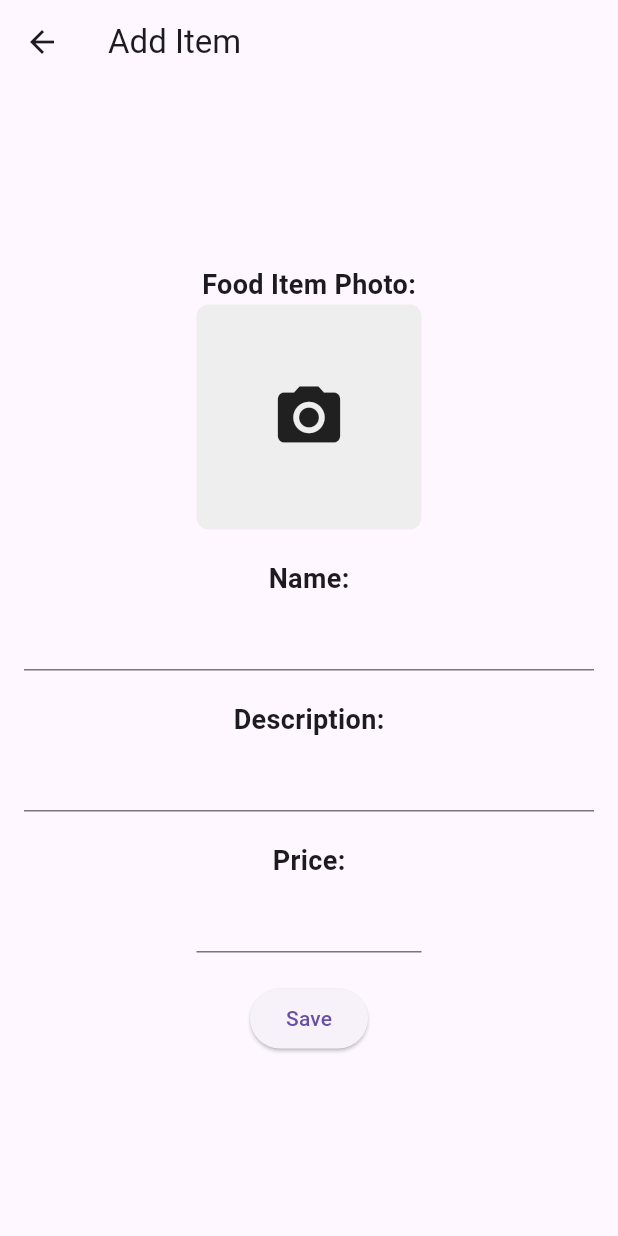
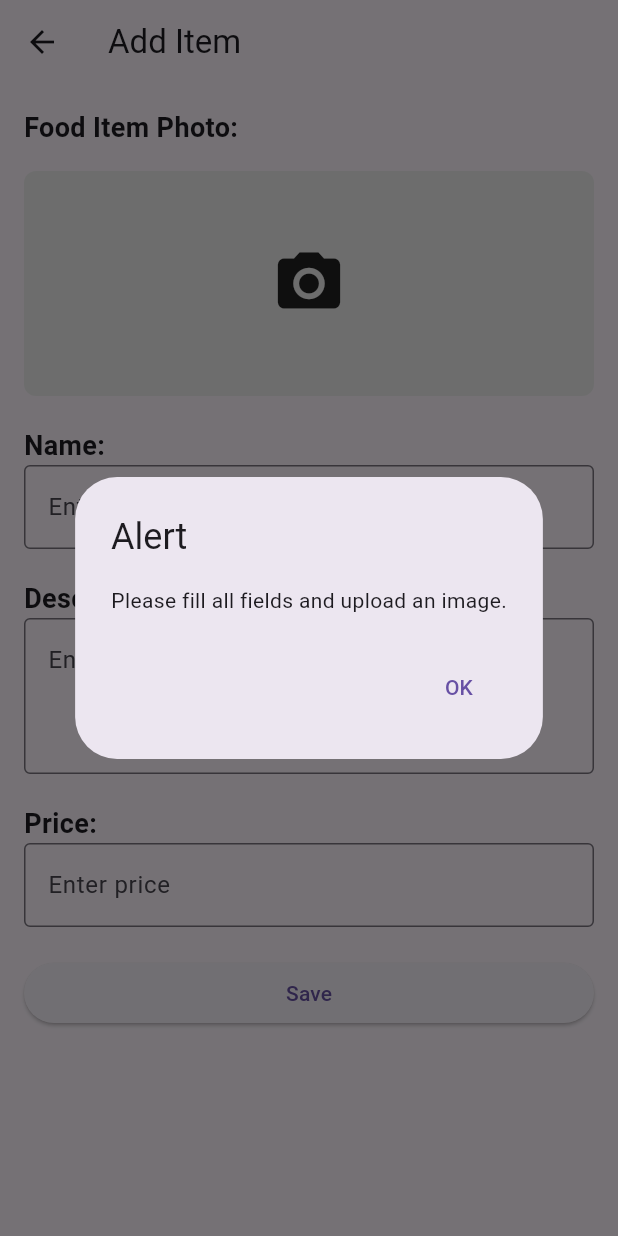
Before and after one commit to iNav-Labs/LunchX-Restaurant, a Flutter app: the AddItemScreen screen opened directly, after a tap on "Save", on a phone screen of 412 x 824 dp. Run offline on Flutter 3.47's test engine with Material 3 defaults, Android fonts, the phone set to English and light mode, and no system bars; our stand-ins replace cloud_firestore, firebase_auth, firebase_core, google_fonts, image_picker; accounts and stored records are empty.

Commit message:
changes made

```diff
--- a/lib/add_items.dart
+++ b/lib/add_items.dart
@@ -1,20 +1,23 @@
-// ignore_for_file: sized_box_for_whitespace
+// ignore_for_file: library_private_types_in_public_api
 
 import 'package:flutter/material.dart';
 import 'dart:io';
 import 'package:image_picker/image_picker.dart';
+import 'package:flutter/services.dart'; // Import this for TextInputFormatter
+import 'package:lunchx_canteen/menu_manager.dart';
 
 class AddItemScreen extends StatefulWidget {
   const AddItemScreen({super.key});
+
   @override
-  // ignore: library_private_types_in_public_api
   _AddItemScreenState createState() => _AddItemScreenState();
 }
 
-// DO NOT WORKING ABHI FILE PICKER - FIX IT !!
-
 class _AddItemScreenState extends State<AddItemScreen> {
   File? _image; // Variable to store the selected image file
+  final TextEditingController _nameController = TextEditingController();
+  final TextEditingController _descriptionController = TextEditingController();
+  final TextEditingController _priceController = TextEditingController();
 
   // Function to open the image picker
   Future<void> _pickImage() async {
@@ -29,37 +32,68 @@ class _AddItemScreenState extends State<AddItemScreen> {
     });
   }
 
-  // DO NOT WORKING ABHI FILE PICKER - FIX IT !!
+  // Function to validate if all fields are filled
+  bool _validateFields() {
+    if (_image == null ||
+        _nameController.text.isEmpty ||
+        _descriptionController.text.isEmpty ||
+        _priceController.text.isEmpty) {
+      return false;
+    }
+    return true;
+  }
+
+  // Function to show alert if fields are not filled
+  void _showAlertDialog(bool saved) {
+    String message = saved
+        ? 'Food item is saved!'
+        : 'Please fill all fields and upload an image.';
+    showDialog(
+      context: context,
+      builder: (context) => AlertDialog(
+        title: Text(saved ? 'Success' : 'Alert'),
+        content: Text(message),
+        actions: <Widget>[
+          TextButton(
+            onPressed: () {
+              Navigator.pop(context); // Close the dialog
+              if (saved) {
+                Navigator.pushReplacement(
+                  context,
+                  MaterialPageRoute(
+                      builder: (context) => const MenuManagerScreen()),
+                );
+              }
+            },
+            child: const Text('OK'),
+          ),
+        ],
+      ),
+    );
+  }
 
   @override
   Widget build(BuildContext context) {
     return Scaffold(
       appBar: AppBar(
+        title: const Text('Add Item'),
         leading: IconButton(
           icon: const Icon(Icons.arrow_back),
           onPressed: () {
             Navigator.pop(context);
           },
         ),
-        title: const Text('Add Item'),
-        actions: const [
-          // You can add more actions here if needed
-        ],
       ),
-      body: Center(
-        child: Padding(
+      body: SingleChildScrollView(
         padding: const EdgeInsets.all(16.0),
         child: Column(
-            crossAxisAlignment: CrossAxisAlignment.center,
-            mainAxisAlignment: MainAxisAlignment.center,
+          crossAxisAlignment: CrossAxisAlignment.stretch,
           children: [
-              // Your UI components for adding an item go here
-              // Your UI components for adding an item go here
             const Text(
               'Food Item Photo:',
               style: TextStyle(fontSize: 18.0, fontWeight: FontWeight.bold),
             ),
-              // File uploader goes here
+            const SizedBox(height: 16.0),
             GestureDetector(
               onTap: _pickImage,
               child: Container(
@@ -76,59 +110,62 @@ class _AddItemScreenState extends State<AddItemScreen> {
                     : Image.file(_image!, fit: BoxFit.cover),
               ),
             ),
-              // File uploader goes here
-
-              const SizedBox(height: 20),
-
-              // Name Text Input
+            const SizedBox(height: 20.0),
             const Text(
               'Name:',
               style: TextStyle(fontSize: 18.0, fontWeight: FontWeight.bold),
             ),
-              const TextField(
-                  // Add your text field properties here
+            TextField(
+              controller: _nameController,
+              decoration: const InputDecoration(
+                hintText: 'Enter name',
+                border: OutlineInputBorder(),
               ),
-
-              const SizedBox(height: 20),
-
-              // Description Text Input
+            ),
+            const SizedBox(height: 20.0),
             const Text(
               'Description:',
               style: TextStyle(fontSize: 18.0, fontWeight: FontWeight.bold),
             ),
-              const TextField(
-                  // Add your text field properties here
+            TextField(
+              controller: _descriptionController,
+              maxLines: 3,
+              decoration: const InputDecoration(
+                hintText: 'Enter description',
+                border: OutlineInputBorder(),
               ),
-
-              const SizedBox(height: 20),
-
-              // Price Numeric Input
+            ),
+            const SizedBox(height: 20.0),
             const Text(
               'Price:',
               style: TextStyle(fontSize: 18.0, fontWeight: FontWeight.bold),
             ),
-              Container(
-                width: 150.0,
-                child: const TextField(
+            TextField(
+              controller: _priceController,
               keyboardType: TextInputType.number,
-                  // Add your text field properties here
+              inputFormatters: <TextInputFormatter>[
+                FilteringTextInputFormatter.digitsOnly // Allow only digits
+              ],
+              decoration: const InputDecoration(
+                hintText: 'Enter price',
+                border: OutlineInputBorder(),
               ),
             ),
-
             const SizedBox(height: 20.0),
-
-              // Save Button
             ElevatedButton(
               onPressed: () {
+                if (_validateFields()) {
                   // Add functionality to handle saving the item
-                  // This is just a placeholder; you'll need to implement your logic
+                  _showAlertDialog(true);
+                } else {
+                  _showAlertDialog(false);
+                }
               },
               child: const Text('Save'),
             ),
           ],
         ),
       ),
-      ),
     );
   }
 }
--- a/lib/login.dart
+++ b/lib/login.dart
@@ -1,4 +1,4 @@
-// ignore_for_file: library_private_types_in_public_api, use_build_context_synchronously
+// ignore_for_file: library_private_types_in_public_api, use_build_context_synchronously, unused_local_variable
 
 import 'package:flutter/material.dart';
 import 'package:firebase_auth/firebase_auth.dart';
--- a/lib/signup.dart
+++ b/lib/signup.dart
@@ -1,4 +1,4 @@
-// ignore_for_file: library_private_types_in_public_api, use_build_context_synchronously
+// ignore_for_file: library_private_types_in_public_api, use_build_context_synchronously, unused_local_variable
 
 import 'package:flutter/material.dart';
 import 'package:firebase_auth/firebase_auth.dart';
--- a/pubspec.yaml
+++ b/pubspec.yaml
@@ -40,6 +40,7 @@ dependencies:
   # Use with the CupertinoIcons class for iOS style icons.
   cupertino_icons: ^1.0.6
   image_picker: ^1.0.7
+  firebase_storage: ^11.6.10
 
 dev_dependencies:
   flutter_test:
```
Also changed, not shown: lib/menu_manager.dart (+1 -26 lines), pubspec.lock, 5 other files. Lines whose indentation alone changed are shown as unchanged.
